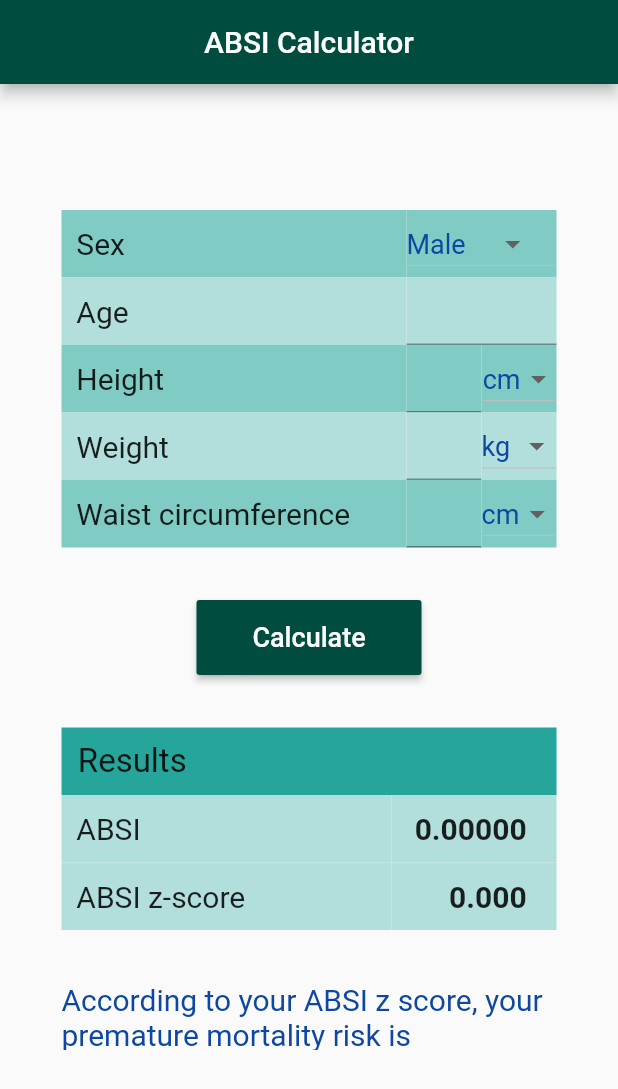
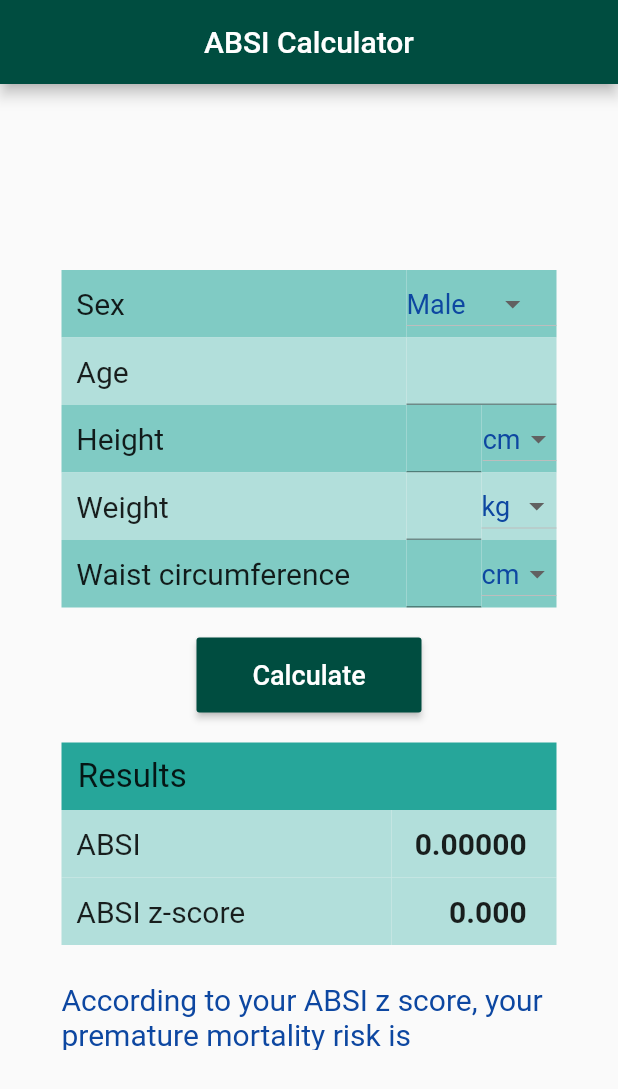
Before and after one commit to Pyong99/absi_app, a Flutter app: the screen it shows after launch, on a phone screen of 412 x 824 dp. Shown: the top 1089 px of the screen. Run offline on Flutter 3.47's test engine with Material 2 defaults, Android fonts, the phone set to English and light mode, and no system bars.

Commit message:
Update main.dart

```diff
--- a/lib/main.dart
+++ b/lib/main.dart
@@ -308,7 +308,7 @@ class _MyAppState extends State<MyApp> {
                             )))
                       ],
                     ),
-                    SizedBox(height: 35),
+                    SizedBox(height: 20),
                     Row(
                       mainAxisAlignment: MainAxisAlignment.spaceEvenly,
                       children: [
@@ -328,7 +328,7 @@ class _MyAppState extends State<MyApp> {
                         ),
                       ],
                     ),
-                    SizedBox(height: 35),
+                    SizedBox(height: 20),
                     Row(
                       mainAxisAlignment: MainAxisAlignment.spaceBetween,
                       children: [
@@ -396,7 +396,7 @@ class _MyAppState extends State<MyApp> {
                         ),
                       ],
                     ),
-                    SizedBox(height: 35),
+                    SizedBox(height: 25),
                     Row(children: [
                       Container(
                           width: 330,
@@ -416,7 +416,6 @@ class _MyAppState extends State<MyApp> {
                                     )),
                               ]))),
                     ]),
-                    SizedBox(height: 40),
                   ],
                 ))),
       ),
```
